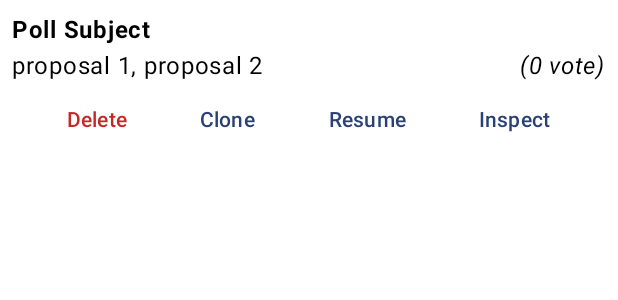
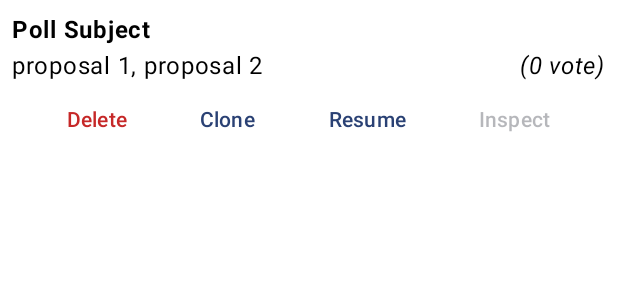
Before and after one commit to MieuxVoter/majority-judgment-offline-urn-android, an Android app built with Jetpack Compose: the @Preview function PreviewPollSummary, on a phone screen of 412 x 824 dp. Shown: the top 300 px of the screen. Run offline under Robolectric (Android 15) with nearby library versions, the phone set to English and light mode, and no system bars.

Commit message:
fix: add two safeguards against inspecting empty polls (#61)
- The result screen does not crash anymore
- And the Inspect button on the Home becomes disabled

```diff
--- a/app/src/main/java/com/illiouchine/jm/ui/composable/PollSummary.kt
+++ b/app/src/main/java/com/illiouchine/jm/ui/composable/PollSummary.kt
@@ -84,7 +84,10 @@ fun PollSummary(
                 TextButton(onClick = { onResumePoll(poll) }) {
                     Text(stringResource(R.string.action_resume))
                 }
-                TextButton(onClick = { onShowResult(poll) }) {
+                TextButton(
+                    enabled = poll.ballots.isNotEmpty(),
+                    onClick = { onShowResult(poll) },
+                ) {
                     Text(stringResource(R.string.action_inspect))
                 }
             }
--- a/app/src/main/java/com/illiouchine/jm/ui/screen/PollResultScreen.kt
+++ b/app/src/main/java/com/illiouchine/jm/ui/screen/PollResultScreen.kt
@@ -44,6 +44,7 @@ import com.illiouchine.jm.ui.composable.MjuSnackbar
 import com.illiouchine.jm.ui.composable.PollSubject
 import com.illiouchine.jm.ui.theme.JmTheme
 import com.illiouchine.jm.ui.utils.smoothStep
+import java.math.BigInteger
 import kotlin.math.max
 import kotlin.math.min
 
@@ -104,6 +105,7 @@ fun ResultScreen(
 
             val amountOfProposals = result.proposalResultsRanked.size
             result.proposalResultsRanked.forEachIndexed { displayIndex, proposalResult ->
+                if (proposalResult.analysis.totalSize.compareTo(BigInteger.ZERO) > 0) {
                     Column(
                         modifier = Modifier
                             .clickable {
@@ -190,6 +192,7 @@ fun ResultScreen(
                         Spacer(Modifier.padding(vertical = 2.dp))
                     }
                 }
+            }
 
             Spacer(modifier = Modifier.padding(8.dp))
 
```
Lines whose indentation alone changed are shown as unchanged.
